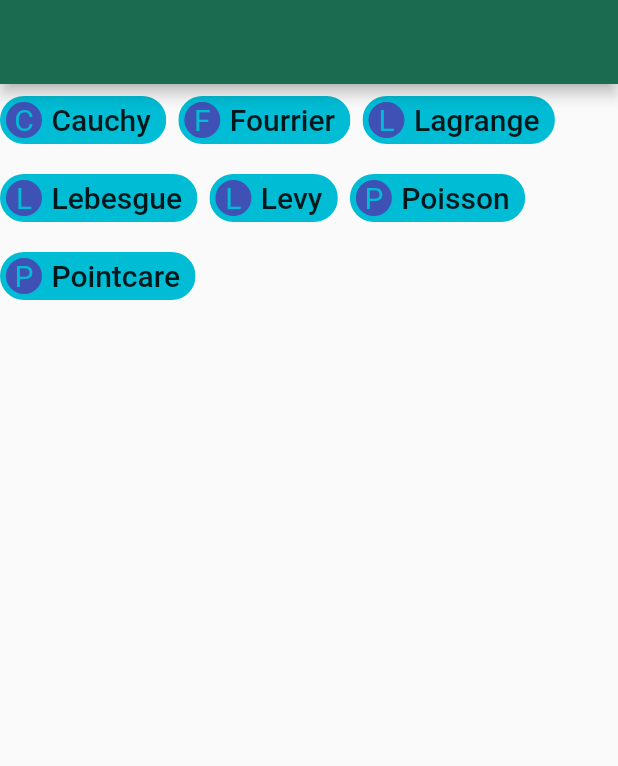
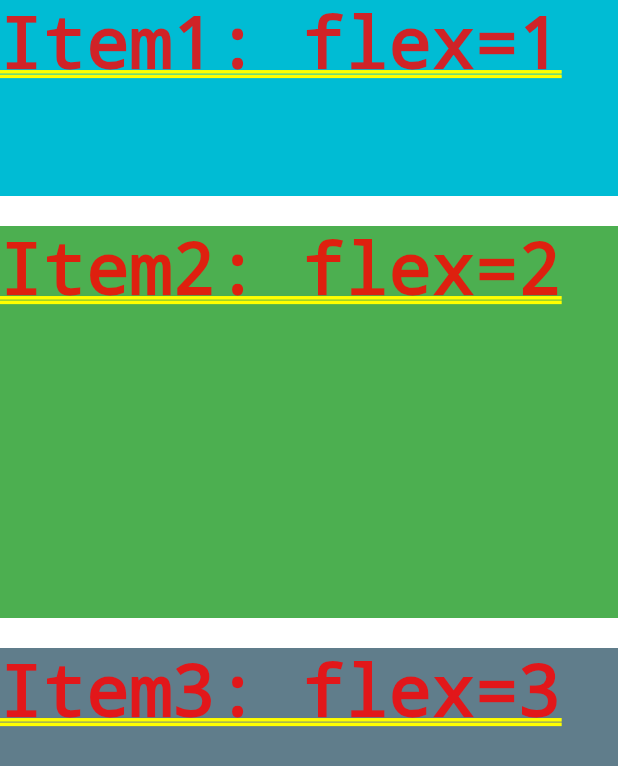
Before and after one commit to ForhadIsrafil/my-flutter-basics-code-modules, a Flutter app: the screen it shows after launch, on a phone screen of 412 x 824 dp. Shown: the top 766 px of the screen. Run offline on Flutter 3.47's test engine with Material 2 defaults, Android fonts, the phone set to English and light mode, and no system bars; our stand-ins replace fluttertoast.

Commit message:
expanded and sizedbox done

```diff
--- /dev/null
+++ b/lib/layout/ExpandedAndSizedBoxExamples.dart
@@ -0,0 +1,44 @@
+import 'package:flutter/material.dart';
+
+class ExpandedAndSizedBox extends StatefulWidget {
+  const ExpandedAndSizedBox({super.key});
+
+  @override
+  State<ExpandedAndSizedBox> createState() => _ExpandedAndSizedBoxState();
+}
+
+class _ExpandedAndSizedBoxState extends State<ExpandedAndSizedBox> {
+  @override
+  Widget build(BuildContext context) {
+    return Column(
+      // Expanded() objects takes all available space, and each Expanded gets the
+      // portion of space according to it's flex.
+      // SizedBox() instead has fixed height/width.
+      crossAxisAlignment: CrossAxisAlignment.stretch,
+      children: [
+        Expanded(
+          child: Container(
+            color: Colors.cyan,
+            child: const Text("Item1: flex=1"),
+          ),
+        ),
+        const SizedBox(height: 20),
+        Expanded(
+          flex: 2,
+          child: Container(
+            color: Colors.green,
+            child: const Text("Item2: flex=2"),
+          ),
+        ),
+        const SizedBox(height: 20),
+        Expanded(
+          flex: 3,
+          child: Container(
+            color: Colors.blueGrey,
+            child: const Text("Item3: flex=3"),
+          ),
+        ),
+      ],
+    );
+  }
+}
--- a/lib/main.dart
+++ b/lib/main.dart
@@ -1,7 +1,7 @@
 import 'dart:async';
 import 'package:flutter/material.dart';
 import 'basics_widgets/dropdown_examples.dart';
-import 'layout/WrapExample.dart';
+import 'layout/ExpandedAndSizedBoxExamples.dart';
 
 void main() => runApp(const MyApp());
 
@@ -19,7 +19,7 @@ class MyApp extends StatelessWidget {
           // primarySwatch: Colors.indigo,
           colorScheme: ColorScheme.fromSeed(
               seedColor: const Color.fromARGB(255, 183, 244, 216))),
-      home: const WrapExamples(),
+      home: const ExpandedAndSizedBox(),
     );
   }
 }
```
